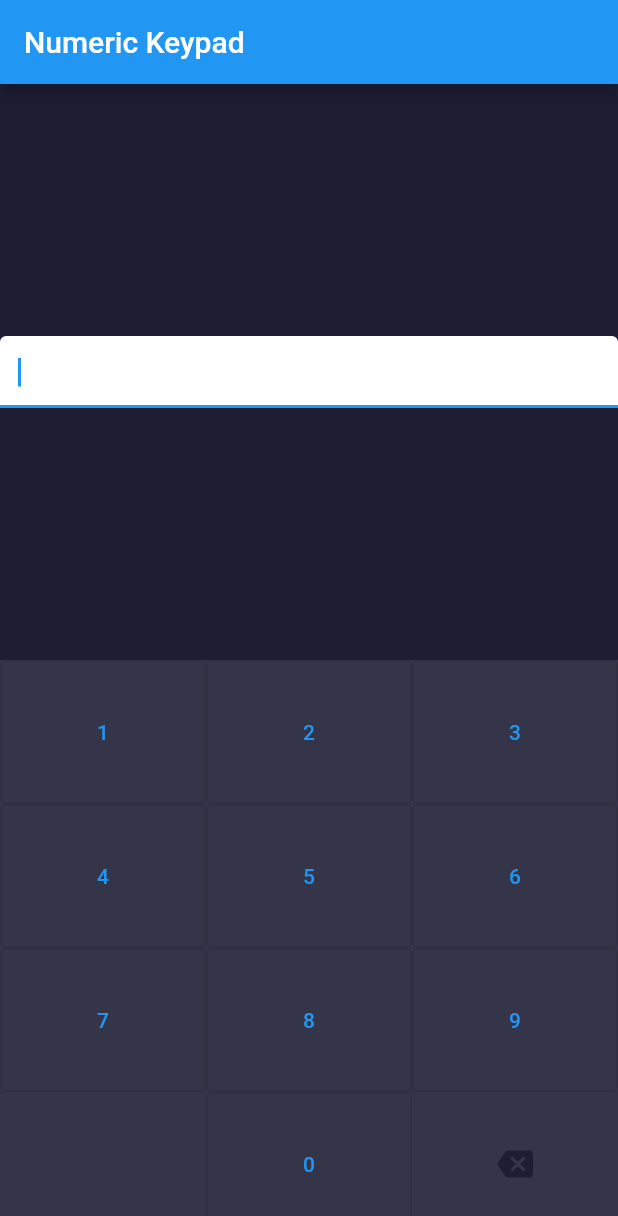
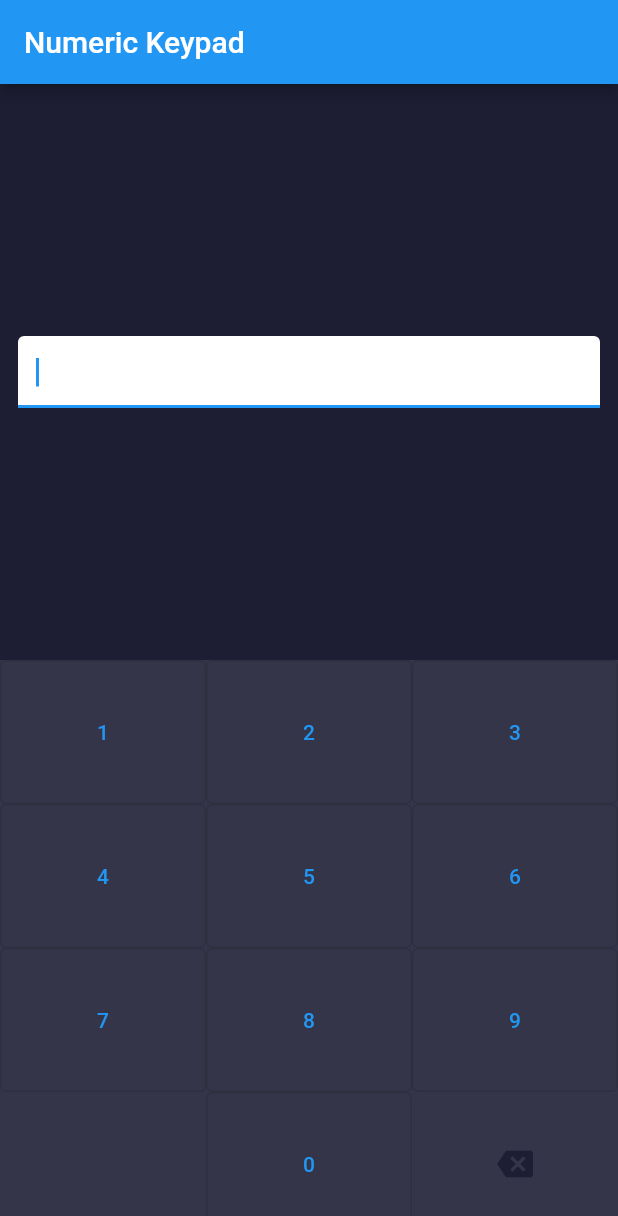
Before and after one commit to davidnwaneri/numpd, a Flutter app: the screen it shows after launch, on a phone screen of 412 x 824 dp. Shown: the top 1216 px of the screen. Run offline on Flutter 3.47's test engine with Material 2 defaults, Android fonts, the light colour scheme and no system bars.

Commit message:
add padding to textfield

```diff
--- a/lib/main.dart
+++ b/lib/main.dart
@@ -79,7 +79,8 @@ class _MyHomePageState extends State<MyHomePage> {
 
   void _inputNumberBetweenText(int value) {
     final currentNumbers = _controller.text;
-    final numbersBeforeCursor = currentNumbers.substring(0, cursorStartPosition);
+    final numbersBeforeCursor =
+        currentNumbers.substring(0, cursorStartPosition);
     final numbersAfterCursor = currentNumbers.substring(cursorStartPosition);
     _controller.value = _controller.value.copyWith(
       text: numbersBeforeCursor + value.toString() + numbersAfterCursor,
@@ -116,7 +117,8 @@ class _MyHomePageState extends State<MyHomePage> {
 
   void _clearTextSelection() {
     final currentNumbers = _controller.text;
-    final textBeforeSelection = currentNumbers.substring(0, cursorStartPosition);
+    final textBeforeSelection =
+        currentNumbers.substring(0, cursorStartPosition);
     final textAfterSelection = currentNumbers.substring(cursorEndPosition);
     _controller.value = _controller.value.copyWith(
       text: textBeforeSelection + textAfterSelection,
@@ -172,7 +174,7 @@ class _MyHomePageState extends State<MyHomePage> {
   void _clearAllBeforeCursor() {
     _controller.value = _controller.value.copyWith(
       text: _controller.text.substring(cursorStartPosition),
-      selection: const TextSelection.collapsed(offset: 0),
+      selection: const TextSelection.collapsed(offset: -1),
     );
   }
 
@@ -187,6 +189,8 @@ class _MyHomePageState extends State<MyHomePage> {
         children: <Widget>[
           Expanded(
             child: Center(
+                child: Padding(
+              padding: const EdgeInsets.symmetric(horizontal: 12),
               child: TextField(
                 controller: _controller,
                 autofocus: true,
@@ -195,6 +199,7 @@ class _MyHomePageState extends State<MyHomePage> {
                 decoration: const InputDecoration(
                   filled: true,
                   fillColor: Colors.white,
+                ),
               ),
             )),
           ),
```
Lines whose indentation alone changed are shown as unchanged.
